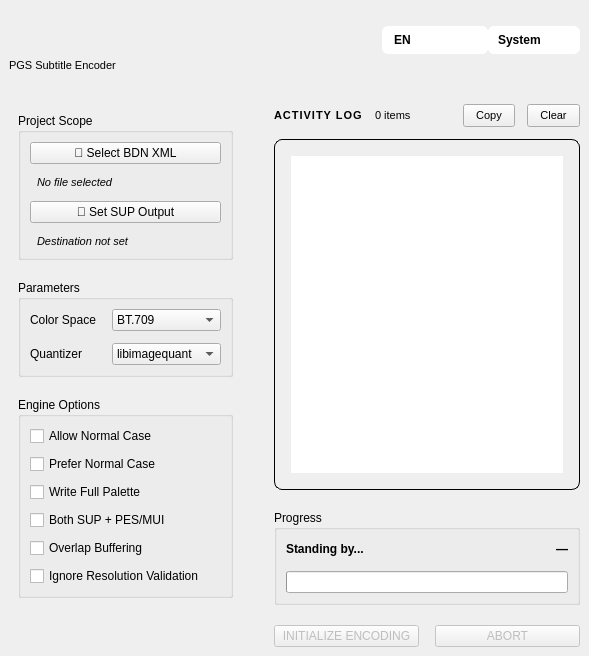
This is src/opensup/gui/main_window.ui in Lanzoone30/OpenSUP as Qt 5 draws it before an edit. The edited form follows.
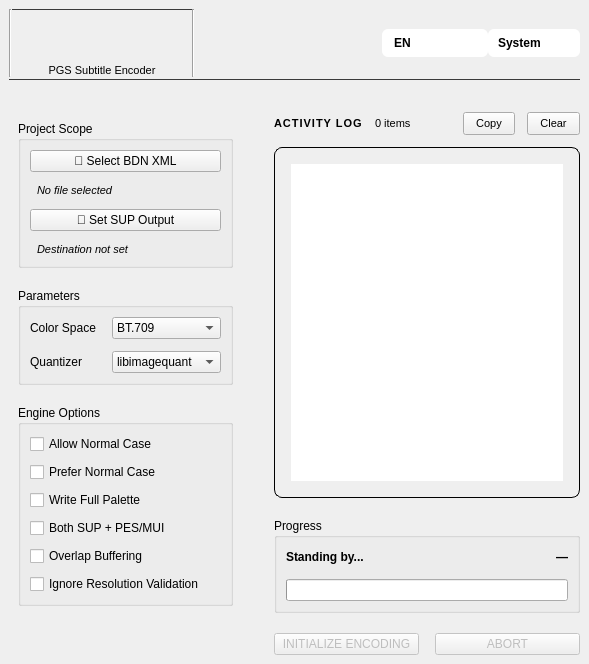
This is the edited form. Icons and pictures are not drawn.

Commit message: Bugfixes GUI: crash al cerrar, rutas recordadas, progreso en tiempo real con ETA y caja del logo

```diff
--- a/src/opensup/gui/main_window.ui
+++ b/src/opensup/gui/main_window.ui
@@ -19,12 +19,34 @@
      <number>32</number>
     </property>
     <item>
+     <layout class="QVBoxLayout" name="headerArea_2">
+      <property name="spacing">
+       <number>0</number>
+      </property>
+      <item>
      <layout class="QHBoxLayout" name="headerRow">
+        <item>
+         <widget class="Line" name="vLineLeft">
+          <property name="orientation">
+           <enum>Qt::Vertical</enum>
+          </property>
+         </widget>
+        </item>
       <item>
        <layout class="QVBoxLayout" name="brandStack">
         <property name="spacing">
          <number>2</number>
         </property>
+           <item>
+            <widget class="Line" name="brandTopLine">
+             <property name="styleSheet">
+              <string notr="true">border: none; border-top: 1px solid #3a3a3a; margin: 0px;</string>
+             </property>
+             <property name="orientation">
+              <enum>Qt::Horizontal</enum>
+             </property>
+            </widget>
+           </item>
         <item>
          <widget class="QLabel" name="lbl_logo">
           <property name="minimumSize">
@@ -49,16 +71,41 @@
         </item>
         <item>
          <widget class="QLabel" name="lbl_subtitle">
-          <property name="text">
-           <string>PGS Subtitle Encoder</string>
+            <property name="sizePolicy">
+             <sizepolicy hsizetype="Fixed" vsizetype="Preferred">
+              <horstretch>0</horstretch>
+              <verstretch>0</verstretch>
+             </sizepolicy>
+            </property>
+            <property name="minimumSize">
+             <size>
+              <width>180</width>
+              <height>0</height>
+             </size>
+            </property>
+            <property name="maximumSize">
+             <size>
+              <width>180</width>
+              <height>16777215</height>
+             </size>
           </property>
           <property name="styleSheet">
            <string notr="true">font-size: 11px; font-weight: 400;</string>
           </property>
+            <property name="text">
+             <string>&lt;html&gt;&lt;head/&gt;&lt;body&gt;&lt;p align=&quot;center&quot;&gt;PGS Subtitle Encoder&lt;/p&gt;&lt;/body&gt;&lt;/html&gt;</string>
+            </property>
          </widget>
         </item>
        </layout>
       </item>
+         <item>
+          <widget class="Line" name="vLineRight">
+           <property name="orientation">
+            <enum>Qt::Vertical</enum>
+           </property>
+          </widget>
+         </item>
       <item>
        <spacer name="hSpacer1">
         <property name="orientation">
@@ -154,6 +201,24 @@
      </layout>
     </item>
     <item>
+        <widget class="Line" name="headerSeparator_2">
+         <property name="sizePolicy">
+          <sizepolicy hsizetype="Expanding" vsizetype="Fixed">
+           <horstretch>0</horstretch>
+           <verstretch>0</verstretch>
+          </sizepolicy>
+         </property>
+         <property name="styleSheet">
+          <string notr="true">border: none; border-bottom: 1px solid #3a3a3a; margin: 0px;</string>
+         </property>
+         <property name="orientation">
+          <enum>Qt::Horizontal</enum>
+         </property>
+         </widget>
+        </item>
+       </layout>
+      </item>
+     <item>
      <spacer name="vSpacer1">
       <property name="orientation">
        <enum>Qt::Vertical</enum>
```
Left out of the diff: 24 changed lines with no effect on the pictures. Lines whose indentation alone changed are shown as unchanged. The commit also changes 5 other files.
